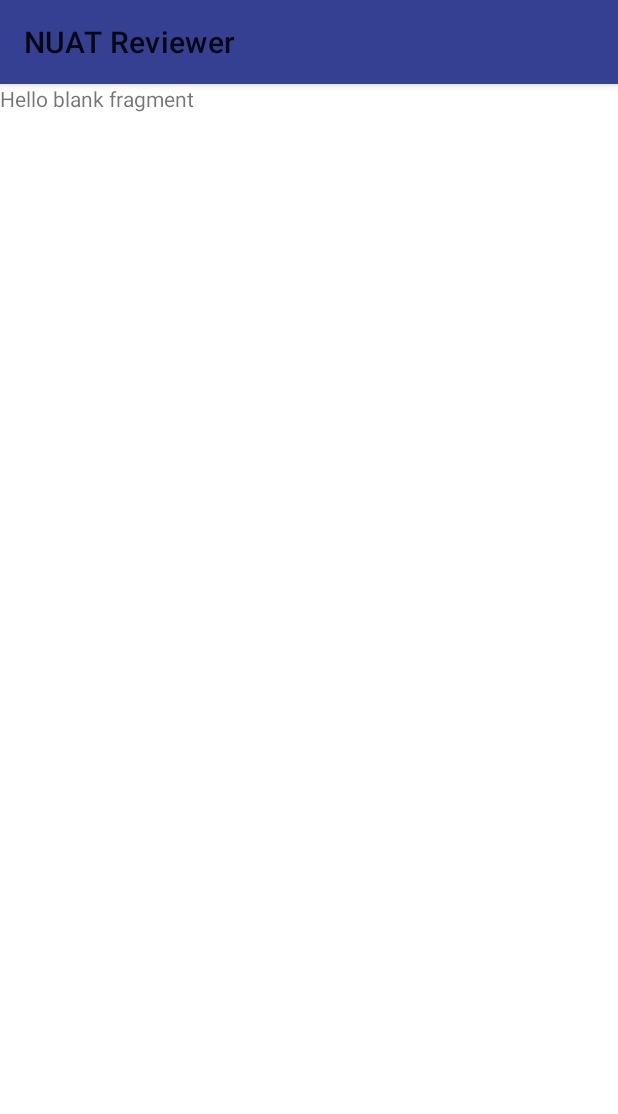
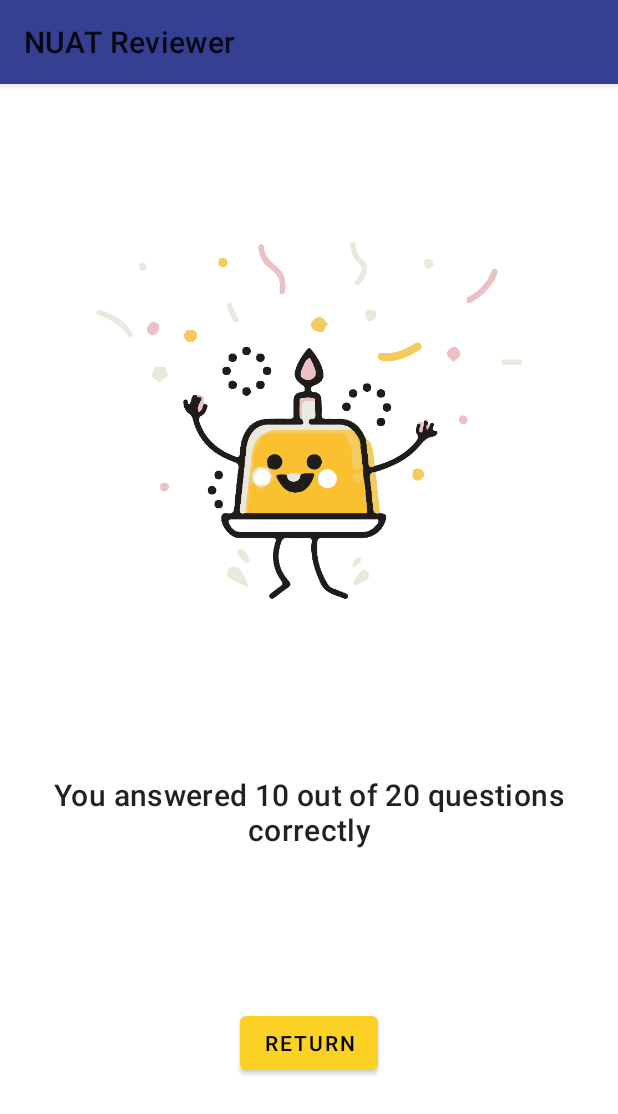
Before and after one commit to ShaneMaglangit/NUATReviewer, an Android app: the ResultFragment screen opened through its navigation route, on a phone screen of 412 x 824 dp. Shown: the top 1114 px of the screen. Run offline under Robolectric (Android 15) with nearby library versions, the phone set to English and light mode, and no system bars.

Commit message:
Added Views For Result Layout

```diff
--- a/app/src/main/res/layout/fragment_question.xml
+++ b/app/src/main/res/layout/fragment_question.xml
@@ -93,7 +93,7 @@
 
     <Button
         android:id="@+id/button_confirmation"
-        style="@style/AppTheme.InverseButtonStyle"
+        style="@style/AppTheme.Button.Inverse"
         android:layout_width="wrap_content"
         android:layout_height="wrap_content"
         android:layout_marginTop="8dp"
--- a/app/src/main/res/layout/fragment_result.xml
+++ b/app/src/main/res/layout/fragment_result.xml
@@ -1,14 +1,51 @@
 <?xml version="1.0" encoding="utf-8"?>
-<FrameLayout xmlns:android="http://schemas.android.com/apk/res/android"
+<androidx.constraintlayout.widget.ConstraintLayout xmlns:android="http://schemas.android.com/apk/res/android"
+    xmlns:app="http://schemas.android.com/apk/res-auto"
     xmlns:tools="http://schemas.android.com/tools"
     android:layout_width="match_parent"
     android:layout_height="match_parent"
     tools:context=".result.ResultFragment">
 
-    <!-- TODO: Update blank fragment layout -->
+    <ImageView
+        android:id="@+id/image_congratulate"
+        android:layout_width="0dp"
+        android:layout_height="wrap_content"
+        android:layout_marginStart="64dp"
+        android:layout_marginEnd="64dp"
+        android:adjustViewBounds="true"
+        android:src="@drawable/congratulation"
+        app:layout_constraintBottom_toTopOf="@+id/text_result"
+        app:layout_constraintEnd_toEndOf="parent"
+        app:layout_constraintHorizontal_bias="0.5"
+        app:layout_constraintStart_toStartOf="parent"
+        app:layout_constraintTop_toTopOf="parent" />
+
     <TextView
-        android:layout_width="match_parent"
-        android:layout_height="match_parent"
-        android:text="@string/hello_blank_fragment" />
+        android:id="@+id/text_result"
+        style="@style/TextAppearance.MaterialComponents.Headline6"
+        android:layout_width="0dp"
+        android:layout_height="wrap_content"
+        android:layout_marginStart="16dp"
+        android:layout_marginEnd="16dp"
+        android:text="You answered 10 out of 20 questions correctly"
+        android:textAlignment="center"
+        android:textStyle="normal"
+        app:layout_constraintBottom_toTopOf="@+id/button_return"
+        app:layout_constraintEnd_toEndOf="parent"
+        app:layout_constraintHorizontal_bias="0.0"
+        app:layout_constraintStart_toStartOf="parent"
+        app:layout_constraintTop_toBottomOf="@+id/image_congratulate" />
 
-</FrameLayout>
+    <Button
+        android:id="@+id/button_return"
+        style="@style/AppTheme.Button.Inverse"
+        android:layout_width="wrap_content"
+        android:layout_height="wrap_content"
+        android:text="Return"
+        app:layout_constraintBottom_toBottomOf="parent"
+        app:layout_constraintEnd_toEndOf="parent"
+        app:layout_constraintHorizontal_bias="0.5"
+        app:layout_constraintStart_toStartOf="parent"
+        app:layout_constraintTop_toBottomOf="@+id/text_result" />
+
+</androidx.constraintlayout.widget.ConstraintLayout>
--- a/app/src/main/res/values/styles.xml
+++ b/app/src/main/res/values/styles.xml
@@ -23,7 +23,7 @@
         <item name="android:textColor">@color/primaryTextColor</item>
     </style>
 
-    <style name="AppTheme.InverseButtonStyle" parent="Widget.MaterialComponents.Button">
+    <style name="AppTheme.Button.Inverse" parent="Widget.MaterialComponents.Button">
         <item name="backgroundTint">@color/secondaryColor</item>
         <item name="android:textColor">@color/secondaryTextColor</item>
     </style>
```
Also changed, not shown: app/src/main/res/layout/fragment_home.xml (+10 -10 lines), app/src/main/res/layout/fragment_start.xml (+6 -6 lines).
